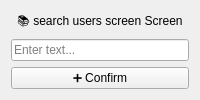
The window that Proyecto/ui/screens/CU18_search_users_screen.ui (CL200111/Ingesoft2025-1G8) describes before a commit, drawn with Qt 5.
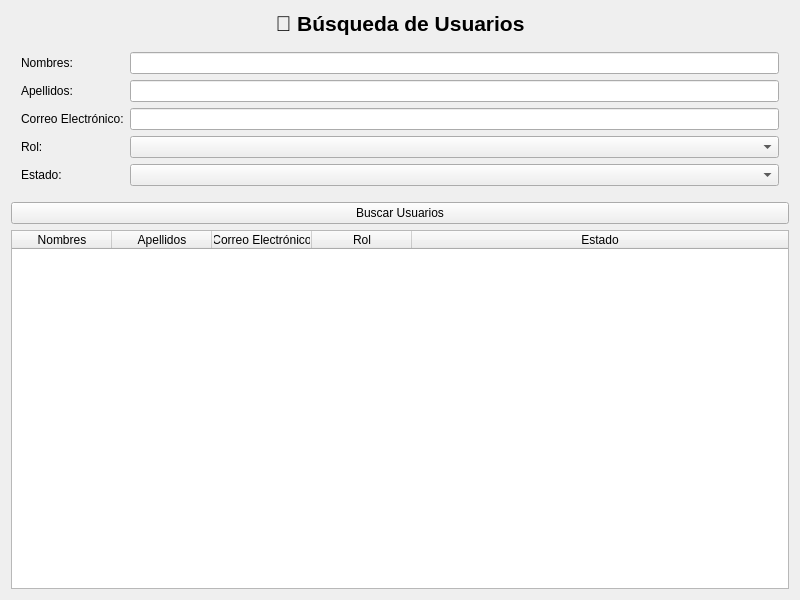
The same window after the commit.

Patch:
```diff
--- a/Proyecto/ui/screens/CU18_search_users_screen.ui
+++ b/Proyecto/ui/screens/CU18_search_users_screen.ui
@@ -2,11 +2,29 @@
 <ui version="4.0">
  <class>search_users_screen</class>
  <widget class="QWidget" name="search_users_screen">
+  <property name="geometry">
+   <rect>
+    <x>0</x>
+    <y>0</y>
+    <width>800</width>
+    <height>600</height>
+   </rect>
+  </property>
+  <property name="windowTitle">
+   <string>Búsqueda de Usuarios</string>
+  </property>
   <layout class="QVBoxLayout" name="verticalLayout">
    <item>
     <widget class="QLabel" name="label_heading">
+     <property name="font">
+      <font>
+       <pointsize>16</pointsize>
+       <weight>75</weight>
+       <bold>true</bold>
+      </font>
+     </property>
      <property name="text">
-      <string>📚 search users screen Screen</string>
+      <string>👥 Búsqueda de Usuarios</string>
      </property>
      <property name="alignment">
       <set>Qt::AlignCenter</set>
@@ -14,19 +32,116 @@
     </widget>
    </item>
    <item>
-    <widget class="QLineEdit" name="titleInput">
-     <property name="placeholderText">
-      <string>Enter text...</string>
+    <layout class="QFormLayout" name="formLayout">
+     <property name="leftMargin">
+      <number>10</number>
      </property>
-    </widget>
+     <property name="topMargin">
+      <number>10</number>
+     </property>
+     <property name="rightMargin">
+      <number>10</number>
+     </property>
+     <property name="bottomMargin">
+      <number>10</number>
+     </property>
+     <item row="0" column="0">
+      <widget class="QLabel" name="label_nombre">
+       <property name="text">
+        <string>Nombres:</string>
+       </property>
+      </widget>
+     </item>
+     <item row="0" column="1">
+      <widget class="QLineEdit" name="nombres_input"/>
+     </item>
+     <item row="1" column="0">
+      <widget class="QLabel" name="label_apellidos">
+       <property name="text">
+        <string>Apellidos:</string>
+       </property>
+      </widget>
+     </item>
+     <item row="1" column="1">
+      <widget class="QLineEdit" name="apellidos_input"/>
+     </item>
+     <item row="2" column="0">
+      <widget class="QLabel" name="label_correo">
+       <property name="text">
+        <string>Correo Electrónico:</string>
+       </property>
+      </widget>
+     </item>
+     <item row="2" column="1">
+      <widget class="QLineEdit" name="correo_input"/>
+     </item>
+     <item row="3" column="0">
+      <widget class="QLabel" name="label_rol">
+       <property name="text">
+        <string>Rol:</string>
+       </property>
+      </widget>
+     </item>
+     <item row="3" column="1">
+      <widget class="QComboBox" name="rol_combo"/>
+     </item>
+     <item row="4" column="0">
+      <widget class="QLabel" name="label_estado">
+       <property name="text">
+        <string>Estado:</string>
+       </property>
+      </widget>
+     </item>
+     <item row="4" column="1">
+      <widget class="QComboBox" name="estado_combo"/>
+     </item>
+    </layout>
    </item>
    <item>
     <widget class="QPushButton" name="saveButton">
      <property name="text">
-      <string>➕ Confirm</string>
+      <string>Buscar Usuarios</string>
      </property>
     </widget>
    </item>
+   <item>
+    <widget class="QTableWidget" name="results_table">
+     <property name="editTriggers">
+      <set>QAbstractItemView::NoEditTriggers</set>
+     </property>
+     <property name="selectionBehavior">
+      <enum>QAbstractItemView::SelectRows</enum>
+     </property>
+     <attribute name="horizontalHeaderStretchLastSection">
+      <bool>true</bool>
+     </attribute>
+     <column>
+      <property name="text">
+       <string>Nombres</string>
+      </property>
+     </column>
+     <column>
+      <property name="text">
+       <string>Apellidos</string>
+      </property>
+     </column>
+     <column>
+      <property name="text">
+       <string>Correo Electrónico</string>
+      </property>
+     </column>
+     <column>
+      <property name="text">
+       <string>Rol</string>
+      </property>
+     </column>
+     <column>
+      <property name="text">
+       <string>Estado</string>
+      </property>
+     </column>
+    </widget>
+   </item>
   </layout>
  </widget>
  <resources/>
```
Left out of the diff: 2 changed lines with no effect on the pictures.
